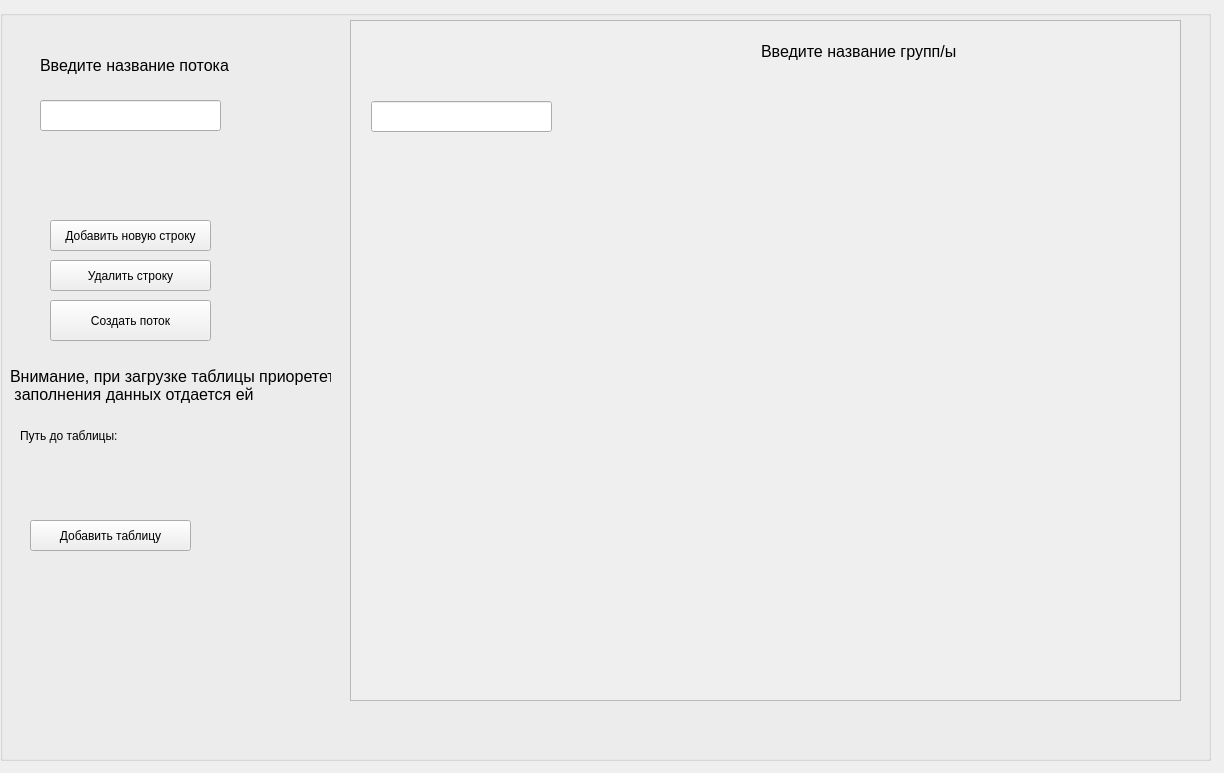
Before: the Qt Designer form client/Forms/PotokAdder/potokadder.ui in sofinvalery/LMS, drawn with Qt 5.
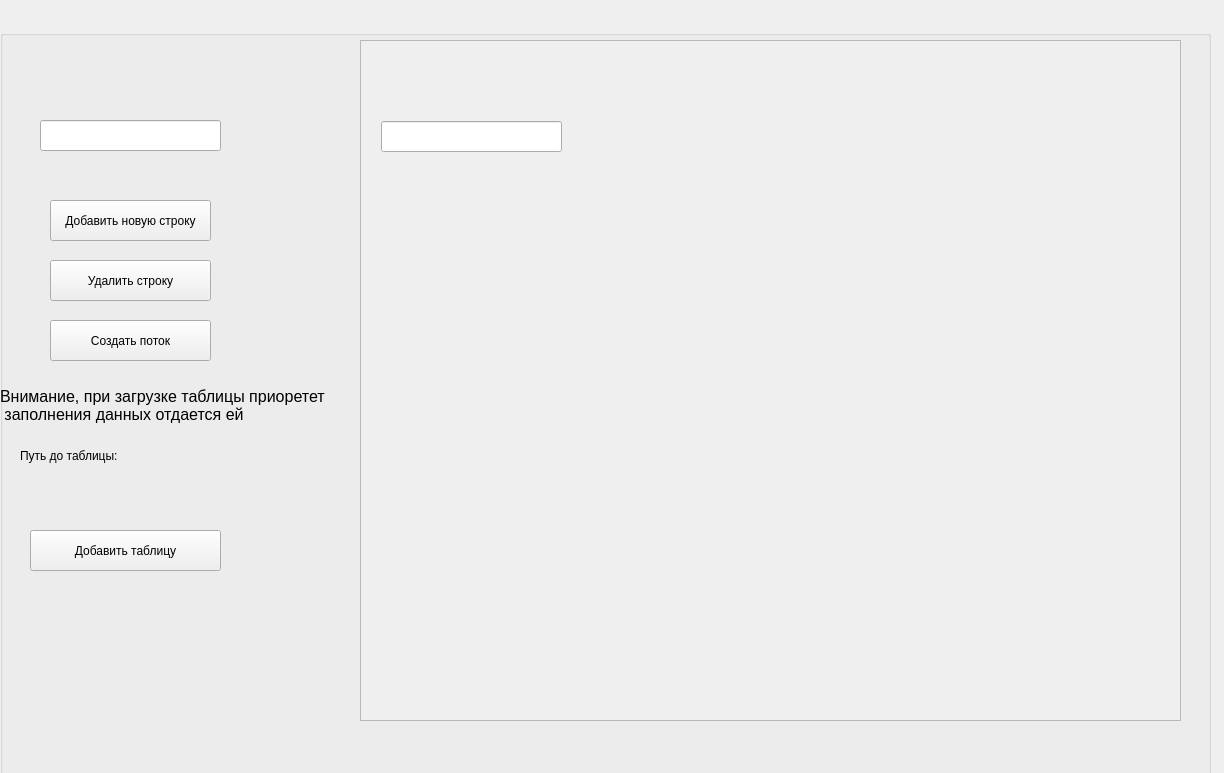
After: the same form once the commit is applied.

```diff
--- a/client/Forms/PotokAdder/potokadder.ui
+++ b/client/Forms/PotokAdder/potokadder.ui
@@ -17,7 +17,7 @@
    <property name="geometry">
     <rect>
      <x>0</x>
-     <y>10</y>
+     <y>30</y>
      <width>1211</width>
      <height>751</height>
     </rect>
@@ -28,9 +28,9 @@
    <widget class="QScrollArea" name="scrollArea">
     <property name="geometry">
      <rect>
-      <x>350</x>
+      <x>360</x>
       <y>10</y>
-      <width>831</width>
+      <width>821</width>
       <height>681</height>
      </rect>
     </property>
@@ -42,28 +42,10 @@
       <rect>
        <x>0</x>
        <y>0</y>
-       <width>829</width>
+       <width>819</width>
        <height>679</height>
       </rect>
      </property>
-     <widget class="QLabel" name="label_3">
-      <property name="geometry">
-       <rect>
-        <x>410</x>
-        <y>20</y>
-        <width>201</width>
-        <height>21</height>
-       </rect>
-      </property>
-      <property name="font">
-       <font>
-        <pointsize>12</pointsize>
-       </font>
-      </property>
-      <property name="text">
-       <string>Введите название групп/ы</string>
-      </property>
-     </widget>
      <widget class="QLineEdit" name="Group_name">
       <property name="geometry">
        <rect>
@@ -97,24 +79,6 @@
      </widget>
     </widget>
    </widget>
-   <widget class="QLabel" name="label_2">
-    <property name="geometry">
-     <rect>
-      <x>40</x>
-      <y>40</y>
-      <width>191</width>
-      <height>31</height>
-     </rect>
-    </property>
-    <property name="font">
-     <font>
-      <pointsize>12</pointsize>
-     </font>
-    </property>
-    <property name="text">
-     <string>Введите название потока</string>
-    </property>
-   </widget>
    <widget class="QLineEdit" name="Potok_name">
     <property name="geometry">
      <rect>
@@ -129,9 +93,9 @@
     <property name="geometry">
      <rect>
       <x>50</x>
-      <y>210</y>
+      <y>170</y>
       <width>161</width>
-      <height>31</height>
+      <height>41</height>
      </rect>
     </property>
     <property name="text">
@@ -142,9 +106,9 @@
     <property name="geometry">
      <rect>
       <x>50</x>
-      <y>250</y>
+      <y>230</y>
       <width>161</width>
-      <height>31</height>
+      <height>41</height>
      </rect>
     </property>
     <property name="text">
@@ -167,9 +131,9 @@
    <widget class="QLabel" name="label_4">
     <property name="geometry">
      <rect>
-      <x>10</x>
+      <x>0</x>
       <y>350</y>
-      <width>321</width>
+      <width>351</width>
       <height>51</height>
      </rect>
     </property>
@@ -200,9 +164,9 @@
     <property name="geometry">
      <rect>
       <x>30</x>
-      <y>510</y>
-      <width>161</width>
-      <height>31</height>
+      <y>500</y>
+      <width>191</width>
+      <height>41</height>
      </rect>
     </property>
     <property name="text">
```
Left out of the diff: 3 changed lines with no effect on the pictures.
